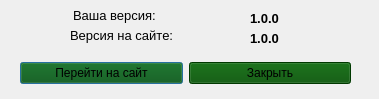
Ranzo/Calc3d_by_Risen, file src/view/ui/updates.ui: the form before one commit.
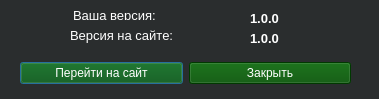
The form after the commit. Icons and pictures are not drawn.

```diff
--- a/src/view/ui/updates.ui
+++ b/src/view/ui/updates.ui
@@ -2,6 +2,12 @@
 <ui version="4.0">
  <class>Updates</class>
  <widget class="QDialog" name="Updates">
+<property name="styleSheet">
+  <string notr="true">
+    background-color: rgb(42, 45, 46);
+    color: white; 
+  </string>
+</property>
   <property name="geometry">
    <rect>
     <x>0</x>
```
